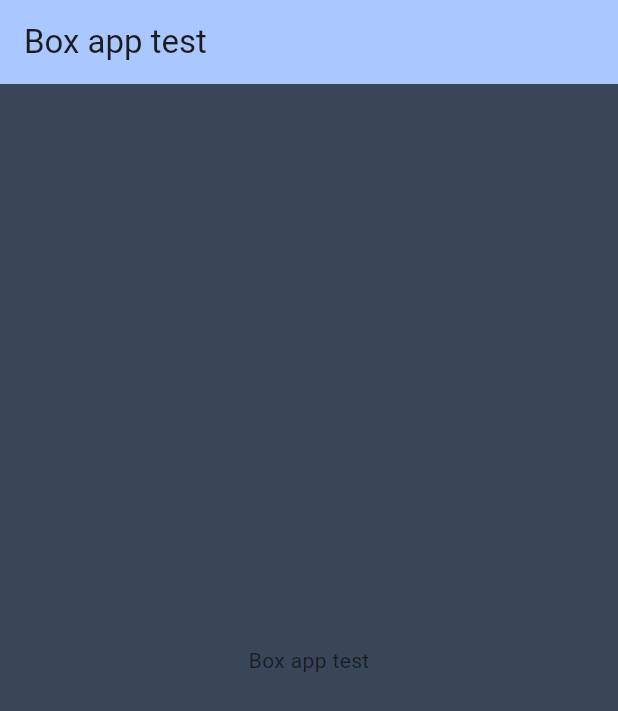
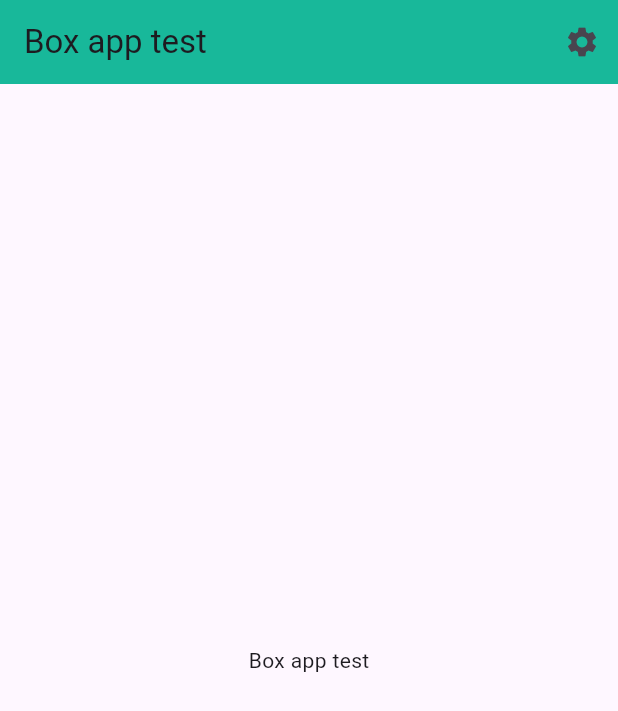
Before and after one commit to rmndrgl/box, a Flutter app: the screen it shows after launch, on a phone screen of 412 x 824 dp. Shown: the top 711 px of the screen. Run offline on Flutter 3.47's test engine with Material 3 defaults, Android fonts, the phone set to English and light mode, and no system bars; drawn by our look-alikes of overlay_support; our stand-ins replace material_ui.

Commit message:
Repo at: 2026-11-18 18:14:36

```diff
--- a/lib/main.dart
+++ b/lib/main.dart
@@ -1,11 +1,17 @@
-import 'package:flutter/material.dart';
+import 'package:material_ui/material_ui.dart';
+
+import 'package:overlay_support/overlay_support.dart';
 
 import 'package:box/views/home.dart';
 
 Future<void> main() async {
 	WidgetsFlutterBinding.ensureInitialized();
 
-	runApp(const Box());
+	runApp(
+		OverlaySupport.global(
+			child: const Box()
+		)
+	);
 }
 
 class Box extends StatelessWidget {
@@ -18,12 +24,8 @@ class Box extends StatelessWidget {
 		return MaterialApp(
 			title: 'Box app test',
 			theme: ThemeData(
-				appBarTheme: const AppBarTheme(
-					backgroundColor: Color(0xFFD73220),
-				),
-				scaffoldBackgroundColor: Color(0XFF384657),
-				colorScheme: .fromSeed(
-					seedColor: Color(0xFF206FD6)
+				appBarTheme: AppBarTheme(
+					backgroundColor: Color(0xFF18B89A),
 				),
 				useMaterial3: true,
 			),
--- a/lib/views/home.dart
+++ b/lib/views/home.dart
@@ -1,4 +1,6 @@
-import 'package:flutter/material.dart';
+import 'package:material_ui/material_ui.dart';
+
+import 'package:overlay_support/overlay_support.dart';
 
 class Home extends StatefulWidget {
 	const Home({
@@ -14,8 +16,16 @@ class HomeView extends State<Home> {
 	Widget build(BuildContext context) {
 		return Scaffold(
 			appBar: AppBar(
-				backgroundColor: Theme.of(context).colorScheme.inversePrimary,
 				title: Text('Box app test'),
+				actions: [
+					IconButton(
+						icon: const Icon(Icons.settings),
+						tooltip: 'Settings',
+						onPressed: () {
+							toast('Settings');
+						},
+					),
+				],
 			),
 			body: Center(
 				child: const Text('Box app test'),
--- a/pubspec.yaml
+++ b/pubspec.yaml
@@ -13,8 +13,9 @@ dependencies:
   flutter:
     sdk: flutter
 
+  material_ui: ^1.11.1
   cupertino_icons: ^1.0.8
-  flutter_dotenv: ^6.0.1
+  overlay_support: ^2.1.0
 
 dev_dependencies:
   flutter_test:
@@ -27,4 +28,3 @@ flutter:
   uses-material-design: true
 
   assets:
-    - .env
```
Also changed, not shown: pubspec.lock, 4 other files.
